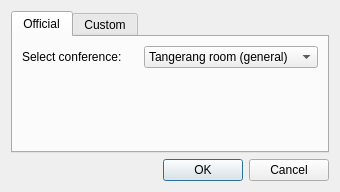
First picture: the form in ui/joinroomwindow.ui, repository WST/acid-pc, before the edit.
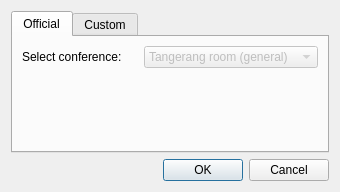
Second picture: the form after the edit. Icons and pictures are not drawn.

Commit message: Processing MUC kicks

The edit to the form file:
```diff
--- a/ui/joinroomwindow.ui
+++ b/ui/joinroomwindow.ui
@@ -56,7 +56,10 @@
           </widget>
          </item>
          <item row="0" column="1">
-          <widget class="QComboBox" name="comboBox">
+          <widget class="QComboBox" name="room">
+           <property name="enabled">
+            <bool>false</bool>
+           </property>
            <item>
             <property name="text">
              <string>Tangerang room (general)</string>
```
The commit also changes 2 other files.
